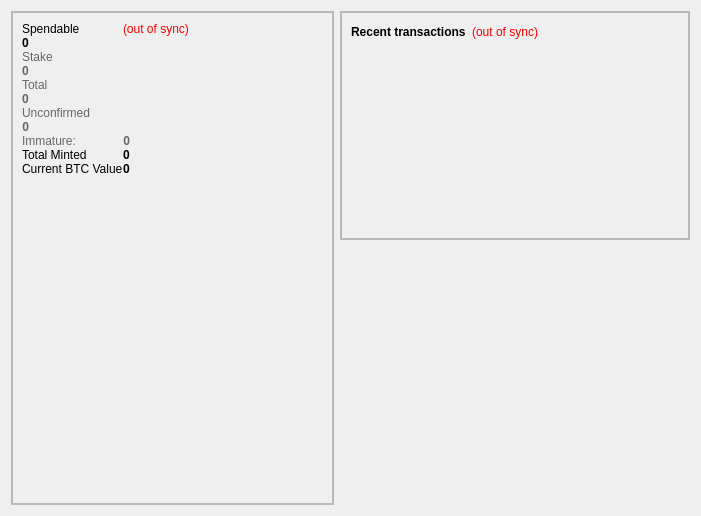
First picture: the form in src/qt/forms/overviewpage.ui, repository ultra-pool/g3nstake, before the edit.
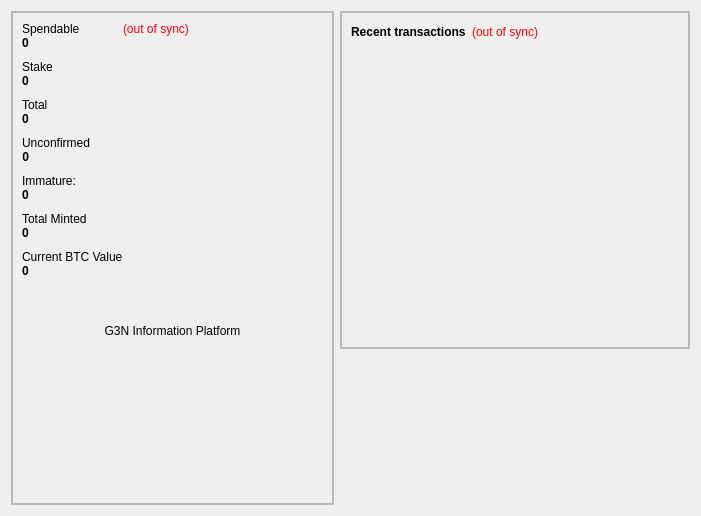
Second picture: the form after the edit. Icons and pictures are not drawn.

Commit message: fix various bugs, restyle overviewpage

Diff of the .ui file:
```diff
--- a/src/qt/forms/overviewpage.ui
+++ b/src/qt/forms/overviewpage.ui
@@ -69,6 +69,29 @@
              <property name="verticalSpacing">
               <number>0</number>
              </property>
+             <item row="1" column="0">
+              <widget class="QLabel" name="label">
+               <property name="text">
+                <string>Spendable</string>
+               </property>
+              </widget>
+             </item>
+             <item row="1" column="1">
+              <widget class="QLabel" name="labelWalletStatus">
+               <property name="toolTip">
+                <string>The displayed information may be out of date. Your wallet automatically synchronizes with the BitBay network after a connection is established, but this process has not completed yet.</string>
+               </property>
+               <property name="styleSheet">
+                <string notr="true">QLabel { color: red; }</string>
+               </property>
+               <property name="text">
+                <string notr="true">(out of sync)</string>
+               </property>
+               <property name="alignment">
+                <set>Qt::AlignLeading|Qt::AlignLeft|Qt::AlignVCenter</set>
+               </property>
+              </widget>
+             </item>
              <item row="2" column="0">
               <widget class="QLabel" name="labelBalance">
                <property name="font">
@@ -95,6 +118,19 @@
               </widget>
              </item>
              <item row="4" column="0">
+              <spacer name="verticalSpacer_5">
+               <property name="orientation">
+                <enum>Qt::Vertical</enum>
+               </property>
+               <property name="sizeHint" stdset="0">
+                <size>
+                 <width>20</width>
+                 <height>10</height>
+                </size>
+               </property>
+              </spacer>
+             </item>
+             <item row="5" column="0">
               <widget class="QLabel" name="label_6">
                <property name="palette">
                 <palette>
@@ -102,9 +138,9 @@
                   <colorrole role="WindowText">
                    <brush brushstyle="SolidPattern">
                     <color alpha="255">
-                     <red>102</red>
-                     <green>102</green>
-                     <blue>102</blue>
+                     <red>0</red>
+                     <green>0</green>
+                     <blue>0</blue>
                     </color>
                    </brush>
                   </colorrole>
@@ -113,9 +149,9 @@
                   <colorrole role="WindowText">
                    <brush brushstyle="SolidPattern">
                     <color alpha="255">
-                     <red>102</red>
-                     <green>102</green>
-                     <blue>102</blue>
+                     <red>0</red>
+                     <green>0</green>
+                     <blue>0</blue>
                     </color>
                    </brush>
                   </colorrole>
@@ -138,7 +174,7 @@
                </property>
               </widget>
              </item>
-             <item row="5" column="0">
+             <item row="6" column="0">
               <widget class="QLabel" name="labelStake">
                <property name="palette">
                 <palette>
@@ -146,9 +182,9 @@
                   <colorrole role="WindowText">
                    <brush brushstyle="SolidPattern">
                     <color alpha="255">
-                     <red>102</red>
-                     <green>102</green>
-                     <blue>102</blue>
+                     <red>0</red>
+                     <green>0</green>
+                     <blue>0</blue>
                     </color>
                    </brush>
                   </colorrole>
@@ -157,9 +193,9 @@
                   <colorrole role="WindowText">
                    <brush brushstyle="SolidPattern">
                     <color alpha="255">
-                     <red>102</red>
-                     <green>102</green>
-                     <blue>102</blue>
+                     <red>0</red>
+                     <green>0</green>
+                     <blue>0</blue>
                     </color>
                    </brush>
                   </colorrole>
@@ -197,51 +233,20 @@
                </property>
               </widget>
              </item>
-             <item row="9" column="0">
-              <widget class="QLabel" name="labelTotalText">
-               <property name="palette">
-                <palette>
-                 <active>
-                  <colorrole role="WindowText">
-                   <brush brushstyle="SolidPattern">
-                    <color alpha="255">
-                     <red>102</red>
-                     <green>102</green>
-                     <blue>102</blue>
-                    </color>
-                   </brush>
-                  </colorrole>
-                 </active>
-                 <inactive>
-                  <colorrole role="WindowText">
-                   <brush brushstyle="SolidPattern">
-                    <color alpha="255">
-                     <red>102</red>
-                     <green>102</green>
-                     <blue>102</blue>
-                    </color>
-                   </brush>
-                  </colorrole>
-                 </inactive>
-                 <disabled>
-                  <colorrole role="WindowText">
-                   <brush brushstyle="SolidPattern">
-                    <color alpha="255">
-                     <red>120</red>
-                     <green>120</green>
-                     <blue>120</blue>
-                    </color>
-                   </brush>
-                  </colorrole>
-                 </disabled>
-                </palette>
+             <item row="10" column="0">
+              <spacer name="verticalSpacer_6">
+               <property name="orientation">
+                <enum>Qt::Vertical</enum>
                </property>
-               <property name="text">
-                <string>Total</string>
+               <property name="sizeHint" stdset="0">
+                <size>
+                 <width>20</width>
+                 <height>10</height>
+                </size>
                </property>
-              </widget>
+              </spacer>
              </item>
-             <item row="12" column="0">
+             <item row="14" column="0">
               <widget class="QLabel" name="labelTotal">
                <property name="palette">
                 <palette>
@@ -249,9 +254,9 @@
                   <colorrole role="WindowText">
                    <brush brushstyle="SolidPattern">
                     <color alpha="255">
-                     <red>102</red>
-                     <green>102</green>
-                     <blue>102</blue>
+                     <red>0</red>
+                     <green>0</green>
+                     <blue>0</blue>
                     </color>
                    </brush>
                   </colorrole>
@@ -260,9 +265,9 @@
                   <colorrole role="WindowText">
                    <brush brushstyle="SolidPattern">
                     <color alpha="255">
-                     <red>102</red>
-                     <green>102</green>
-                     <blue>102</blue>
+                     <red>0</red>
+                     <green>0</green>
+                     <blue>0</blue>
                     </color>
                    </brush>
                   </colorrole>
@@ -300,7 +305,20 @@
                </property>
               </widget>
              </item>
-             <item row="17" column="0">
+             <item row="19" column="0">
+              <spacer name="verticalSpacer_7">
+               <property name="orientation">
+                <enum>Qt::Vertical</enum>
+               </property>
+               <property name="sizeHint" stdset="0">
+                <size>
+                 <width>20</width>
+                 <height>10</height>
+                </size>
+               </property>
+              </spacer>
+             </item>
+             <item row="20" column="0">
               <widget class="QLabel" name="label_3">
                <property name="palette">
                 <palette>
@@ -308,9 +326,9 @@
                   <colorrole role="WindowText">
                    <brush brushstyle="SolidPattern">
                     <color alpha="255">
-                     <red>102</red>
-                     <green>102</green>
-                     <blue>102</blue>
+                     <red>0</red>
+                     <green>0</green>
+                     <blue>0</blue>
                     </color>
                    </brush>
                   </colorrole>
@@ -319,9 +337,9 @@
                   <colorrole role="WindowText">
                    <brush brushstyle="SolidPattern">
                     <color alpha="255">
-                     <red>102</red>
-                     <green>102</green>
-                     <blue>102</blue>
+                     <red>0</red>
+                     <green>0</green>
+                     <blue>0</blue>
                     </color>
                    </brush>
                   </colorrole>
@@ -344,160 +362,7 @@
                </property>
               </widget>
              </item>
-             <item row="19" column="0">
-              <widget class="QLabel" name="labelImmatureText">
-               <property name="palette">
-                <palette>
-                 <active>
-                  <colorrole role="WindowText">
-                   <brush brushstyle="SolidPattern">
-                    <color alpha="255">
-                     <red>102</red>
-                     <green>102</green>
-                     <blue>102</blue>
-                    </color>
-                   </brush>
-                  </colorrole>
-                  <colorrole role="Text">
-                   <brush brushstyle="SolidPattern">
-                    <color alpha="255">
-                     <red>94</red>
-                     <green>94</green>
-                     <blue>94</blue>
-                    </color>
-                   </brush>
-                  </colorrole>
-                 </active>
-                 <inactive>
-                  <colorrole role="WindowText">
-                   <brush brushstyle="SolidPattern">
-                    <color alpha="255">
-                     <red>102</red>
-                     <green>102</green>
-                     <blue>102</blue>
-                    </color>
-                   </brush>
-                  </colorrole>
-                  <colorrole role="Text">
-                   <brush brushstyle="SolidPattern">
-                    <color alpha="255">
-                     <red>94</red>
-                     <green>94</green>
-                     <blue>94</blue>
-                    </color>
-                   </brush>
-                  </colorrole>
-                 </inactive>
-                 <disabled>
-                  <colorrole role="WindowText">
-                   <brush brushstyle="SolidPattern">
-                    <color alpha="255">
-                     <red>120</red>
-                     <green>120</green>
-                     <blue>120</blue>
-                    </color>
-                   </brush>
-                  </colorrole>
-                  <colorrole role="Text">
-                   <brush brushstyle="SolidPattern">
-                    <color alpha="255">
-                     <red>120</red>
-                     <green>120</green>
-                     <blue>120</blue>
-                    </color>
-                   </brush>
-                  </colorrole>
-                 </disabled>
-                </palette>
-               </property>
-               <property name="text">
-                <string>Immature:</string>
-               </property>
-              </widget>
-             </item>
-             <item row="19" column="1">
-              <widget class="QLabel" name="labelImmature">
-               <property name="palette">
-                <palette>
-                 <active>
-                  <colorrole role="WindowText">
-                   <brush brushstyle="SolidPattern">
-                    <color alpha="255">
-                     <red>102</red>
-                     <green>102</green>
-                     <blue>102</blue>
-                    </color>
-                   </brush>
-                  </colorrole>
-                 </active>
-                 <inactive>
-                  <colorrole role="WindowText">
-                   <brush brushstyle="SolidPattern">
-                    <color alpha="255">
-                     <red>102</red>
-                     <green>102</green>
-                     <blue>102</blue>
-                    </color>
-                   </brush>
-                  </colorrole>
-                 </inactive>
-                 <disabled>
-                  <colorrole role="WindowText">
-                   <brush brushstyle="SolidPattern">
-                    <color alpha="255">
-                     <red>120</red>
-                     <green>120</green>
-                     <blue>120</blue>
-                    </color>
-                   </brush>
-                  </colorrole>
-                 </disabled>
-                </palette>
-               </property>
-               <property name="font">
-                <font>
-                 <weight>75</weight>
-                 <bold>true</bold>
-                </font>
-               </property>
-               <property name="toolTip">
-                <string>Mined balance that has not yet matured</string>
-               </property>
-               <property name="text">
-                <string notr="true">0</string>
-               </property>
-               <property name="alignment">
-                <set>Qt::AlignRight|Qt::AlignTrailing|Qt::AlignVCenter</set>
-               </property>
-               <property name="textInteractionFlags">
-                <set>Qt::LinksAccessibleByMouse|Qt::TextSelectableByKeyboard|Qt::TextSelectableByMouse</set>
-               </property>
-              </widget>
-             </item>
-             <item row="1" column="1">
-              <widget class="QLabel" name="labelWalletStatus">
-               <property name="toolTip">
-                <string>The displayed information may be out of date. Your wallet automatically synchronizes with the BitBay network after a connection is established, but this process has not completed yet.</string>
-               </property>
-               <property name="styleSheet">
-                <string notr="true">QLabel { color: red; }</string>
-               </property>
-               <property name="text">
-                <string notr="true">(out of sync)</string>
-               </property>
-               <property name="alignment">
-                <set>Qt::AlignLeading|Qt::AlignLeft|Qt::AlignVCenter</set>
-               </property>
-              </widget>
-             </item>
-             <item row="1" column="0">
-              <widget class="QLabel" name="label">
-               <property name="text">
-                <string>Spendable</string>
-               </property>
-              </widget>
-             </item>
-             <item row="18" column="0">
+             <item row="21" column="0">
               <widget class="QLabel" name="labelUnconfirmed">
                <property name="palette">
                 <palette>
@@ -505,9 +370,9 @@
                   <colorrole role="WindowText">
                    <brush brushstyle="SolidPattern">
                     <color alpha="255">
-                     <red>102</red>
-                     <green>102</green>
-                     <blue>102</blue>
+                     <red>0</red>
+                     <green>0</green>
+                     <blue>0</blue>
                     </color>
                    </brush>
                   </colorrole>
@@ -516,9 +381,9 @@
                   <colorrole role="WindowText">
                    <brush brushstyle="SolidPattern">
                     <color alpha="255">
-                     <red>102</red>
-                     <green>102</green>
-                     <blue>102</blue>
+                     <red>0</red>
+                     <green>0</green>
+                     <blue>0</blue>
                     </color>
                    </brush>
                   </colorrole>
@@ -563,27 +428,91 @@
               </widget>
              </item>
              <item row="22" column="0">
-              <spacer name="verticalSpacer_4">
+              <spacer name="verticalSpacer_8">
                <property name="orientation">
                 <enum>Qt::Vertical</enum>
                </property>
                <property name="sizeHint" stdset="0">
                 <size>
                  <width>20</width>
-                 <height>40</height>
+                 <height>10</height>
                 </size>
                </property>
               </spacer>
              </item>
-             <item row="21" column="0">
-              <widget class="QLabel" name="labelBtcValueText">
+             <item row="23" column="0">
+              <widget class="QLabel" name="labelImmatureText">
+               <property name="palette">
+                <palette>
+                 <active>
+                  <colorrole role="WindowText">
+                   <brush brushstyle="SolidPattern">
+                    <color alpha="255">
+                     <red>0</red>
+                     <green>0</green>
+                     <blue>0</blue>
+                    </color>
+                   </brush>
+                  </colorrole>
+                  <colorrole role="Text">
+                   <brush brushstyle="SolidPattern">
+                    <color alpha="255">
+                     <red>0</red>
+                     <green>0</green>
+                     <blue>0</blue>
+                    </color>
+                   </brush>
+                  </colorrole>
+                 </active>
+                 <inactive>
+                  <colorrole role="WindowText">
+                   <brush brushstyle="SolidPattern">
+                    <color alpha="255">
+                     <red>0</red>
+                     <green>0</green>
+                     <blue>0</blue>
+                    </color>
+                   </brush>
+                  </colorrole>
+                  <colorrole role="Text">
+                   <brush brushstyle="SolidPattern">
+                    <color alpha="255">
+                     <red>0</red>
+                     <green>0</green>
+                     <blue>0</blue>
+                    </color>
+                   </brush>
+                  </colorrole>
+                 </inactive>
+                 <disabled>
+                  <colorrole role="WindowText">
+                   <brush brushstyle="SolidPattern">
+                    <color alpha="255">
+                     <red>120</red>
+                     <green>120</green>
+                     <blue>120</blue>
+                    </color>
+                   </brush>
+                  </colorrole>
+                  <colorrole role="Text">
+                   <brush brushstyle="SolidPattern">
+                    <color alpha="255">
+                     <red>120</red>
+                     <green>120</green>
+                     <blue>120</blue>
+                    </color>
+                   </brush>
+                  </colorrole>
+                 </disabled>
+                </palette>
+               </property>
                <property name="text">
-                <string>Current BTC Value</string>
+                <string>Immature:</string>
                </property>
               </widget>
              </item>
-             <item row="21" column="1">
-              <widget class="QLabel" name="labelBtcValue">
+             <item row="24" column="0">
+              <widget class="QLabel" name="labelImmature">
                <property name="font">
                 <font>
                  <weight>75</weight>
@@ -595,14 +524,27 @@
                </property>
               </widget>
              </item>
-             <item row="20" column="0">
+             <item row="25" column="0">
+              <spacer name="verticalSpacer_9">
+               <property name="orientation">
+                <enum>Qt::Vertical</enum>
+               </property>
+               <property name="sizeHint" stdset="0">
+                <size>
+                 <width>20</width>
+                 <height>10</height>
+                </size>
+               </property>
+              </spacer>
+             </item>
+             <item row="26" column="0">
               <widget class="QLabel" name="labelTotalMintedText">
                <property name="text">
                 <string>Total Minted</string>
                </property>
               </widget>
              </item>
-             <item row="20" column="1">
+             <item row="27" column="0">
               <widget class="QLabel" name="labelTotalMinted">
                <property name="font">
                 <font>
@@ -615,8 +557,108 @@
                </property>
               </widget>
              </item>
+             <item row="28" column="0">
+              <spacer name="verticalSpacer_10">
+               <property name="orientation">
+                <enum>Qt::Vertical</enum>
+               </property>
+               <property name="sizeHint" stdset="0">
+                <size>
+                 <width>20</width>
+                 <height>10</height>
+                </size>
+               </property>
+              </spacer>
+             </item>
+             <item row="29" column="0">
+              <widget class="QLabel" name="labelBtcValueText">
+               <property name="text">
+                <string>Current BTC Value</string>
+               </property>
+              </widget>
+             </item>
+             <item row="30" column="0">
+              <widget class="QLabel" name="labelBtcValue">
+               <property name="font">
+                <font>
+                 <weight>75</weight>
+                 <bold>true</bold>
+                </font>
+               </property>
+               <property name="text">
+                <string>0</string>
+               </property>
+              </widget>
+             </item>
+             <item row="31" column="0">
+              <spacer name="verticalSpacer_4">
+               <property name="orientation">
+                <enum>Qt::Vertical</enum>
+               </property>
+               <property name="sizeHint" stdset="0">
+                <size>
+                 <width>20</width>
+                 <height>40</height>
+                </size>
+               </property>
+              </spacer>
+             </item>
+             <item row="11" column="0">
+              <widget class="QLabel" name="labelTotalText">
+               <property name="palette">
+                <palette>
+                 <active>
+                  <colorrole role="WindowText">
+                   <brush brushstyle="SolidPattern">
+                    <color alpha="255">
+                     <red>0</red>
+                     <green>0</green>
+                     <blue>0</blue>
+                    </color>
+                   </brush>
+                  </colorrole>
+                 </active>
+                 <inactive>
+                  <colorrole role="WindowText">
+                   <brush brushstyle="SolidPattern">
+                    <color alpha="255">
+                     <red>0</red>
+                     <green>0</green>
+                     <blue>0</blue>
+                    </color>
+                   </brush>
+                  </colorrole>
+                 </inactive>
+                 <disabled>
+                  <colorrole role="WindowText">
+                   <brush brushstyle="SolidPattern">
+                    <color alpha="255">
+                     <red>120</red>
+                     <green>120</green>
+                     <blue>120</blue>
+                    </color>
+                   </brush>
+                  </colorrole>
+                 </disabled>
+                </palette>
+               </property>
+               <property name="text">
+                <string>Total</string>
+               </property>
+              </widget>
+             </item>
             </layout>
            </item>
+           <item>
+            <widget class="QLabel" name="labelInfoPlatform">
+             <property name="text">
+              <string>G3N Information Platform</string>
+             </property>
+             <property name="alignment">
+              <set>Qt::AlignCenter</set>
+             </property>
+            </widget>
+           </item>
            <item>
             <spacer name="verticalSpacer">
              <property name="orientation">
@@ -758,19 +800,6 @@
        </layout>
       </widget>
      </item>
-     <item>
-      <spacer name="verticalSpacer_2">
-       <property name="orientation">
-        <enum>Qt::Vertical</enum>
-       </property>
-       <property name="sizeHint" stdset="0">
-        <size>
-         <width>20</width>
-         <height>40</height>
-        </size>
-       </property>
-      </spacer>
-     </item>
      <item>
       <widget class="QLabel" name="label_2">
        <property name="sizePolicy">
@@ -782,36 +811,23 @@
        <property name="minimumSize">
         <size>
          <width>200</width>
-         <height>200</height>
+         <height>150</height>
         </size>
        </property>
        <property name="maximumSize">
         <size>
          <width>400</width>
-         <height>256</height>
+         <height>200</height>
         </size>
        </property>
        <property name="text">
-        <string>&lt;html&gt;&lt;head/&gt;&lt;body&gt;&lt;img src=&quot;:/images/wallet&quot;/&gt;&lt;/span&gt;&lt;/body&gt;&lt;/html&gt;</string>
+        <string>&lt;html&gt;&lt;head/&gt;&lt;body&gt;&lt;img src=&quot;:/icons/genstake-128&quot;/&gt;&lt;/span&gt;&lt;/body&gt;&lt;/html&gt;</string>
        </property>
        <property name="alignment">
         <set>Qt::AlignCenter</set>
        </property>
       </widget>
      </item>
-     <item>
-      <spacer name="verticalSpacer_3">
-       <property name="orientation">
-        <enum>Qt::Vertical</enum>
-       </property>
-       <property name="sizeHint" stdset="0">
-        <size>
-         <width>20</width>
-         <height>40</height>
-        </size>
-       </property>
-      </spacer>
-     </item>
     </layout>
    </item>
   </layout>
```
The commit also changes 40 other files.
